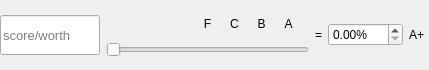
First picture: the form in ui/grade_slider.ui, repository Jared-Gross/Gradebook, before the edit.
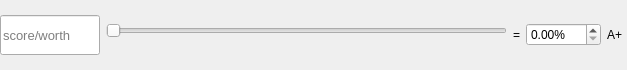
Second picture: the form after the edit.

What changed in the file:
```diff
--- a/ui/grade_slider.ui
+++ b/ui/grade_slider.ui
@@ -6,7 +6,7 @@
    <rect>
     <x>0</x>
     <y>0</y>
-    <width>429</width>
+    <width>627</width>
     <height>70</height>
    </rect>
   </property>
@@ -109,204 +109,11 @@
      <property name="spacing">
       <number>0</number>
      </property>
+     <property name="bottomMargin">
+      <number>9</number>
+     </property>
      <item>
-      <layout class="QGridLayout" name="gridLayout">
-       <item row="0" column="2">
-        <widget class="QLabel" name="label_14">
-         <property name="text">
-          <string/>
-         </property>
-        </widget>
-       </item>
-       <item row="0" column="1">
-        <widget class="QLabel" name="label_15">
-         <property name="text">
-          <string/>
-         </property>
-        </widget>
-       </item>
-       <item row="0" column="4">
-        <widget class="QLabel" name="label_12">
-         <property name="text">
-          <string/>
-         </property>
-        </widget>
-       </item>
-       <item row="0" column="0">
-        <widget class="QLabel" name="label_16">
-         <property name="text">
-          <string/>
-         </property>
-        </widget>
-       </item>
-       <item row="0" column="3">
-        <widget class="QLabel" name="label_13">
-         <property name="text">
-          <string/>
-         </property>
-        </widget>
-       </item>
-       <item row="0" column="8">
-        <widget class="QLabel" name="label_6">
-         <property name="maximumSize">
-          <size>
-           <width>16777215</width>
-           <height>20</height>
-          </size>
-         </property>
-         <property name="text">
-          <string/>
-         </property>
-         <property name="alignment">
-          <set>Qt::AlignBottom|Qt::AlignHCenter</set>
-         </property>
-        </widget>
-       </item>
-       <item row="0" column="14">
-        <widget class="QLabel" name="label">
-         <property name="maximumSize">
-          <size>
-           <width>16777215</width>
-           <height>20</height>
-          </size>
-         </property>
-         <property name="text">
-          <string/>
-         </property>
-         <property name="alignment">
-          <set>Qt::AlignBottom|Qt::AlignHCenter</set>
-         </property>
-        </widget>
-       </item>
-       <item row="0" column="10">
-        <widget class="QLabel" name="label_10">
-         <property name="maximumSize">
-          <size>
-           <width>16777215</width>
-           <height>20</height>
-          </size>
-         </property>
-         <property name="text">
-          <string/>
-         </property>
-         <property name="alignment">
-          <set>Qt::AlignBottom|Qt::AlignHCenter</set>
-         </property>
-        </widget>
-       </item>
-       <item row="0" column="5">
-        <widget class="QLabel" name="label_5">
-         <property name="maximumSize">
-          <size>
-           <width>16777215</width>
-           <height>20</height>
-          </size>
-         </property>
-         <property name="text">
-          <string/>
-         </property>
-         <property name="alignment">
-          <set>Qt::AlignBottom|Qt::AlignHCenter</set>
-         </property>
-        </widget>
-       </item>
-       <item row="0" column="9">
-        <widget class="QLabel" name="label_9">
-         <property name="maximumSize">
-          <size>
-           <width>16777215</width>
-           <height>20</height>
-          </size>
-         </property>
-         <property name="text">
-          <string>C</string>
-         </property>
-         <property name="alignment">
-          <set>Qt::AlignBottom|Qt::AlignHCenter</set>
-         </property>
-        </widget>
-       </item>
-       <item row="0" column="13">
-        <widget class="QLabel" name="label_8">
-         <property name="maximumSize">
-          <size>
-           <width>16777215</width>
-           <height>20</height>
-          </size>
-         </property>
-         <property name="text">
-          <string>A</string>
-         </property>
-         <property name="alignment">
-          <set>Qt::AlignBottom|Qt::AlignHCenter</set>
-         </property>
-        </widget>
-       </item>
-       <item row="0" column="11">
-        <widget class="QLabel" name="label_3">
-         <property name="maximumSize">
-          <size>
-           <width>16777215</width>
-           <height>20</height>
-          </size>
-         </property>
-         <property name="text">
-          <string>B</string>
-         </property>
-         <property name="alignment">
-          <set>Qt::AlignBottom|Qt::AlignHCenter</set>
-         </property>
-        </widget>
-       </item>
-       <item row="0" column="6">
-        <widget class="QLabel" name="label_4">
-         <property name="maximumSize">
-          <size>
-           <width>16777215</width>
-           <height>20</height>
-          </size>
-         </property>
-         <property name="text">
-          <string/>
-         </property>
-         <property name="alignment">
-          <set>Qt::AlignBottom|Qt::AlignHCenter</set>
-         </property>
-        </widget>
-       </item>
-       <item row="0" column="12">
-        <widget class="QLabel" name="label_2">
-         <property name="maximumSize">
-          <size>
-           <width>16777215</width>
-           <height>20</height>
-          </size>
-         </property>
-         <property name="text">
-          <string/>
-         </property>
-         <property name="alignment">
-          <set>Qt::AlignBottom|Qt::AlignHCenter</set>
-         </property>
-        </widget>
-       </item>
-       <item row="0" column="7">
-        <widget class="QLabel" name="label_7">
-         <property name="maximumSize">
-          <size>
-           <width>16777215</width>
-           <height>20</height>
-          </size>
-         </property>
-         <property name="text">
-          <string>F</string>
-         </property>
-         <property name="alignment">
-          <set>Qt::AlignBottom|Qt::AlignHCenter</set>
-         </property>
-        </widget>
-       </item>
-      </layout>
+      <layout class="QHBoxLayout" name="horizontalLayout_2"/>
      </item>
      <item>
       <widget class="QSlider" name="horizontalSlider">
```
